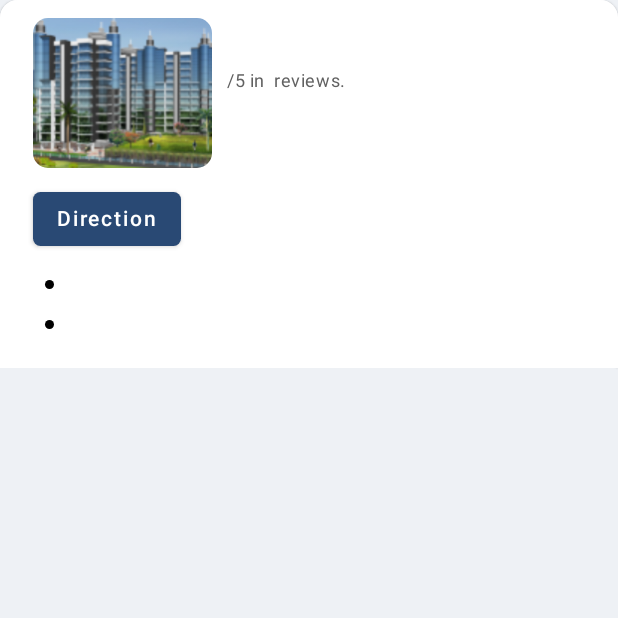
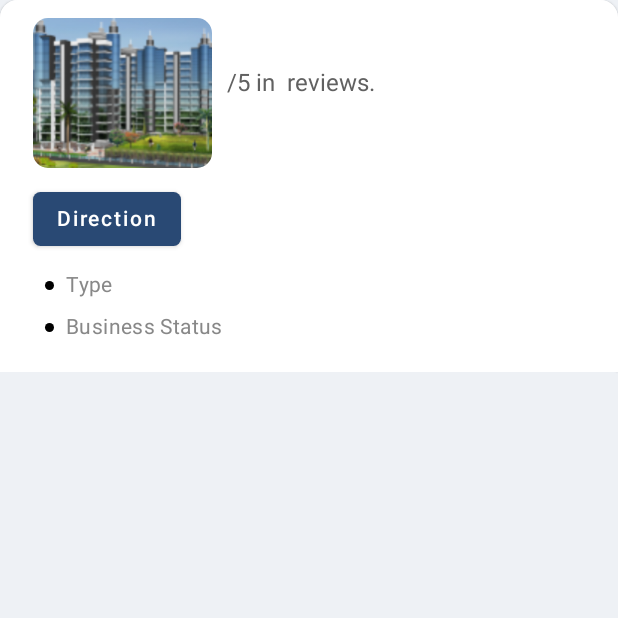
Before and after one commit to Anmol-Dhiman/Sploot-Assignment, an Android app built with Jetpack Compose: the composable PlaceDetailsCard called with empty values, on a phone screen of 412 x 824 dp, the top half of it. Run offline under Robolectric (Android 15) with nearby library versions, the phone set to English and light mode, and no system bars.

Commit message:
search, direction and debugging

```diff
--- a/app/src/main/java/com/example/anmolsplootassignment/MainActivity.kt
+++ b/app/src/main/java/com/example/anmolsplootassignment/MainActivity.kt
@@ -10,8 +10,10 @@ import androidx.activity.ComponentActivity
 import androidx.activity.compose.setContent
 import androidx.activity.viewModels
 import androidx.compose.ui.Modifier
+import androidx.core.content.ContextCompat.startActivity
 import androidx.navigation.NavHostController
 import androidx.navigation.compose.rememberNavController
+import com.example.anmolsplootassignment.data.Location
 import com.example.anmolsplootassignment.presentation.dashboard.DashboardViewModel
 import com.example.anmolsplootassignment.ui.theme.AnmolSplootAssignmentTheme
 import com.example.anmolsplootassignment.utils.navigation.Navigation
--- a/app/src/main/java/com/example/anmolsplootassignment/data/NearbySearchApiResponse.kt
+++ b/app/src/main/java/com/example/anmolsplootassignment/data/NearbySearchApiResponse.kt
@@ -6,5 +6,7 @@ import com.google.gson.annotations.SerializedName
 
 
 data class NearbySearchApiResponse(
-    @SerializedName("results") @Expose var results: ArrayList<Results> = arrayListOf()
+
+    @SerializedName("results") @Expose var results: ArrayList<Results> = arrayListOf(),
+    @SerializedName("status") @Expose var status: String? = null
 )
--- a/app/src/main/java/com/example/anmolsplootassignment/data/OpeningHours.kt
+++ b/app/src/main/java/com/example/anmolsplootassignment/data/OpeningHours.kt
@@ -5,7 +5,6 @@ import com.google.gson.annotations.SerializedName
 
 
 data class OpeningHours(
-
     @SerializedName("open_now") @Expose var openNow: Boolean? = null
 
 )
--- a/app/src/main/java/com/example/anmolsplootassignment/presentation/dashboard/components/PlaceDetailsCard.kt
+++ b/app/src/main/java/com/example/anmolsplootassignment/presentation/dashboard/components/PlaceDetailsCard.kt
@@ -17,6 +17,7 @@ import androidx.compose.ui.layout.ContentScale
 import androidx.compose.ui.res.painterResource
 import androidx.compose.ui.text.buildAnnotatedString
 import androidx.compose.ui.text.capitalize
+import androidx.compose.ui.text.intl.Locale
 import androidx.compose.ui.text.toUpperCase
 import androidx.compose.ui.text.withStyle
 import androidx.compose.ui.tooling.preview.Preview
@@ -34,7 +35,7 @@ fun PlaceDetailsCard(
     address: String,
     onDirectionClick: () -> Unit,
     types: List<String>,
-    nearby: String
+    businessStatus: String
 ) {
     Card(
         shape = RoundedCornerShape(
@@ -72,12 +73,12 @@ fun PlaceDetailsCard(
                     Text(
                         text = "$rating/5 in $noOfReview reviews.",
                         color = MaterialTheme.colors.onSecondary,
-                        style = MaterialTheme.typography.caption
+                        style = MaterialTheme.typography.body1
                     )
                     Spacer(modifier = Modifier.height(10.dp))
                     Text(
                         text = address,
-                        color = MaterialTheme.colors.onSecondary,
+                        color = Color.Gray,
                         style = MaterialTheme.typography.body1
                     )
                 }
@@ -94,19 +95,20 @@ fun PlaceDetailsCard(
             Spacer(modifier = Modifier.height(10.dp))
             var type = ""
             types.forEach {
-                type += it.capitalize()
+                type += it.capitalize(Locale.current).replace("_", " ") + ","
                 type += " "
             }
 
-            Points(type)
-            Points(nearby)
+            Points(type, "Type")
+            Points(businessStatus, "Business Status")
+
         }
     }
 }
 
 
 @Composable
-fun Points(text: String) {
+fun Points(text: String, header: String) {
     Row {
         Canvas(
             modifier = Modifier
@@ -118,29 +120,11 @@ fun Points(text: String) {
             drawCircle(Color.Black)
         }
         Text(
-            text = text,
-            style = MaterialTheme.typography.body1,
-            color = MaterialTheme.colors.onSecondary,
-
-
-            )
+            text = "$header $text",
+            style = MaterialTheme.typography.body2,
+            color = Color.Gray,
+        )
 
     }
     Spacer(modifier = Modifier.height(8.dp))
 }
-
-@Preview
-@Composable
-fun PreviewComposable() {
-
-    val jobList = listOf<String>("bar", "restaurant")
-    PlaceDetailsCard(
-        locationName = "here",
-        rating = "4.4",
-        noOfReview = "233",
-        address = "ajeroije",
-        onDirectionClick = { /*TODO*/ },
-        types = jobList,
-        nearby = "erjoiw"
-    )
-}
```
Also changed, not shown: app/src/main/java/com/example/anmolsplootassignment/data/Photos.kt (added, +13 -0 lines), app/src/main/java/com/example/anmolsplootassignment/data/PlusCode.kt (added, +12 -0 lines), app/src/main/java/com/example/anmolsplootassignment/data/Results.kt (+9 -1 lines), app/src/main/java/com/example/anmolsplootassignment/presentation/dashboard/Dashboard.kt (+101 -23 lines), app/src/main/java/com/example/anmolsplootassignment/presentation/dashboard/DashboardViewModel.kt (+11 -2 lines).
